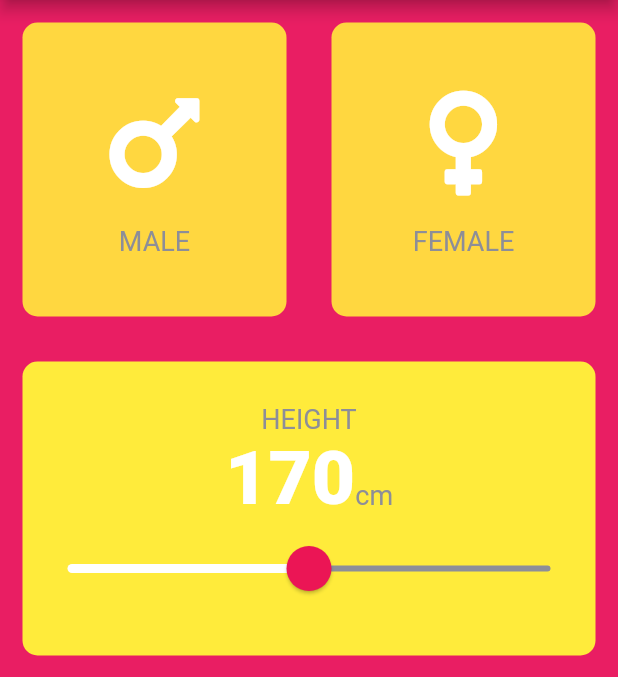
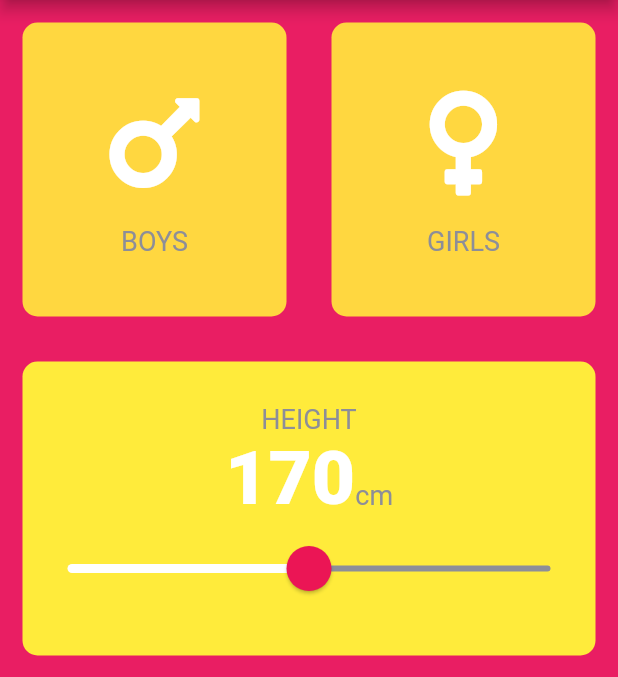
Before and after one commit to ShajaGraphics/BMI-Modified-Calculator-051, a Flutter app: the screen it shows after launch, after a tap on an icon or button, on a phone screen of 412 x 824 dp, the part 84-761 px from its top. Run offline on Flutter 3.47's test engine with Material 2 defaults, Android fonts, the phone set to English and light mode, and no system bars; our stand-ins replace font_awesome_flutter.

Commit message:
Gender name changed

```diff
--- a/lib/screens/input_page.dart
+++ b/lib/screens/input_page.dart
@@ -48,7 +48,7 @@ class _InputPageState extends State<InputPage> {
                       : kInactiveCardColour,
                   cardChild: IconContent(
                     icon: FontAwesomeIcons.mars,
-                    label: 'MALE',
+                    label: 'BOYS',
                   ),
                 ),
               ),
@@ -64,7 +64,7 @@ class _InputPageState extends State<InputPage> {
                       : kInactiveCardColour,
                   cardChild: IconContent(
                     icon: FontAwesomeIcons.venus,
-                    label: 'FEMALE',
+                    label: 'GIRLS',
                   ),
                 ),
               ),
```
